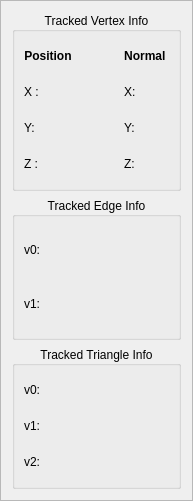
Old version of the form Plugins/MeshFeatureTracking/src/UI/MeshFeatureTrackingUI.ui in the repository STORM-IRIT/Radium-Engine.
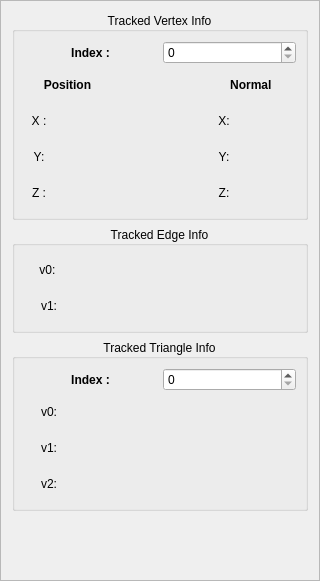
New version of the form.

Commit message:
Picking finished (except for Line meshes: not tested) ; Updated MeshFeatureTrackingPlugin w.r.t. new picking mechanism (works on meshes and point clouds);
Fix warnings ;

The edit to the form file:
```diff
--- a/Plugins/MeshFeatureTracking/src/UI/MeshFeatureTrackingUI.ui
+++ b/Plugins/MeshFeatureTracking/src/UI/MeshFeatureTrackingUI.ui
@@ -6,8 +6,8 @@
    <rect>
     <x>0</x>
     <y>0</y>
-    <width>193</width>
-    <height>501</height>
+    <width>320</width>
+    <height>581</height>
    </rect>
   </property>
   <property name="windowTitle">
@@ -46,6 +46,29 @@
         <bool>false</bool>
        </property>
        <layout class="QVBoxLayout" name="verticalLayout">
+        <item>
+         <layout class="QHBoxLayout" name="horizontalLayout_6">
+          <item>
+           <widget class="QLabel" name="label">
+            <property name="font">
+             <font>
+              <weight>75</weight>
+              <bold>true</bold>
+             </font>
+            </property>
+            <property name="text">
+             <string>Index :</string>
+            </property>
+            <property name="alignment">
+             <set>Qt::AlignCenter</set>
+            </property>
+           </widget>
+          </item>
+          <item>
+           <widget class="QSpinBox" name="m_vertexIdx"/>
+          </item>
+         </layout>
+        </item>
         <item>
          <layout class="QHBoxLayout" name="horizontalLayout_8">
           <property name="bottomMargin">
@@ -98,7 +121,7 @@
                  <string>X :</string>
                 </property>
                 <property name="alignment">
-                 <set>Qt::AlignLeading|Qt::AlignLeft|Qt::AlignVCenter</set>
+                 <set>Qt::AlignCenter</set>
                 </property>
                </widget>
               </item>
@@ -145,6 +168,9 @@
                 <property name="text">
                  <string>Y:</string>
                 </property>
+                <property name="alignment">
+                 <set>Qt::AlignCenter</set>
+                </property>
                </widget>
               </item>
               <item>
@@ -187,6 +213,9 @@
                 <property name="text">
                  <string>Z :</string>
                 </property>
+                <property name="alignment">
+                 <set>Qt::AlignCenter</set>
+                </property>
                </widget>
               </item>
               <item>
@@ -263,6 +292,9 @@
                 <property name="text">
                  <string>X:</string>
                 </property>
+                <property name="alignment">
+                 <set>Qt::AlignCenter</set>
+                </property>
                </widget>
               </item>
               <item>
@@ -305,6 +337,9 @@
                 <property name="text">
                  <string>Y:</string>
                 </property>
+                <property name="alignment">
+                 <set>Qt::AlignCenter</set>
+                </property>
                </widget>
               </item>
               <item>
@@ -347,6 +382,9 @@
                 <property name="text">
                  <string>Z:</string>
                 </property>
+                <property name="alignment">
+                 <set>Qt::AlignCenter</set>
+                </property>
                </widget>
               </item>
               <item>
@@ -405,13 +443,16 @@
             </property>
             <property name="maximumSize">
              <size>
-              <width>30</width>
+              <width>50</width>
               <height>16777215</height>
              </size>
             </property>
             <property name="text">
              <string>v0: </string>
             </property>
+            <property name="alignment">
+             <set>Qt::AlignCenter</set>
+            </property>
            </widget>
           </item>
           <item>
@@ -447,13 +488,16 @@
             </property>
             <property name="maximumSize">
              <size>
-              <width>30</width>
+              <width>50</width>
               <height>16777215</height>
              </size>
             </property>
             <property name="text">
              <string>v1:</string>
             </property>
+            <property name="alignment">
+             <set>Qt::AlignCenter</set>
+            </property>
            </widget>
           </item>
           <item>
@@ -492,6 +536,29 @@
         <set>Qt::AlignCenter</set>
        </property>
        <layout class="QVBoxLayout" name="verticalLayout_7">
+        <item>
+         <layout class="QHBoxLayout" name="horizontalLayout_11">
+          <item>
+           <widget class="QLabel" name="label_2">
+            <property name="font">
+             <font>
+              <weight>75</weight>
+              <bold>true</bold>
+             </font>
+            </property>
+            <property name="text">
+             <string>Index :</string>
+            </property>
+            <property name="alignment">
+             <set>Qt::AlignCenter</set>
+            </property>
+           </widget>
+          </item>
+          <item>
+           <widget class="QSpinBox" name="m_triangleIdx"/>
+          </item>
+         </layout>
+        </item>
         <item>
          <layout class="QHBoxLayout" name="horizontalLayout_14">
           <property name="bottomMargin">
@@ -507,13 +574,16 @@
             </property>
             <property name="maximumSize">
              <size>
-              <width>30</width>
+              <width>50</width>
               <height>16777215</height>
              </size>
             </property>
             <property name="text">
              <string>v0:</string>
             </property>
+            <property name="alignment">
+             <set>Qt::AlignCenter</set>
+            </property>
            </widget>
           </item>
           <item>
@@ -543,13 +613,16 @@
             </property>
             <property name="maximumSize">
              <size>
-              <width>30</width>
+              <width>50</width>
               <height>16777215</height>
              </size>
             </property>
             <property name="text">
              <string>v1:</string>
             </property>
+            <property name="alignment">
+             <set>Qt::AlignCenter</set>
+            </property>
            </widget>
           </item>
           <item>
@@ -579,13 +652,16 @@
             </property>
             <property name="maximumSize">
              <size>
-              <width>30</width>
+              <width>50</width>
               <height>16777215</height>
              </size>
             </property>
             <property name="text">
              <string>v2:</string>
             </property>
+            <property name="alignment">
+             <set>Qt::AlignCenter</set>
+            </property>
            </widget>
           </item>
           <item>
@@ -603,6 +679,19 @@
        </layout>
       </widget>
      </item>
+     <item>
+      <spacer name="verticalSpacer">
+       <property name="orientation">
+        <enum>Qt::Vertical</enum>
+       </property>
+       <property name="sizeHint" stdset="0">
+        <size>
+         <width>20</width>
+         <height>40</height>
+        </size>
+       </property>
+      </spacer>
+     </item>
     </layout>
    </item>
   </layout>
```
The commit also changes 19 other files.
